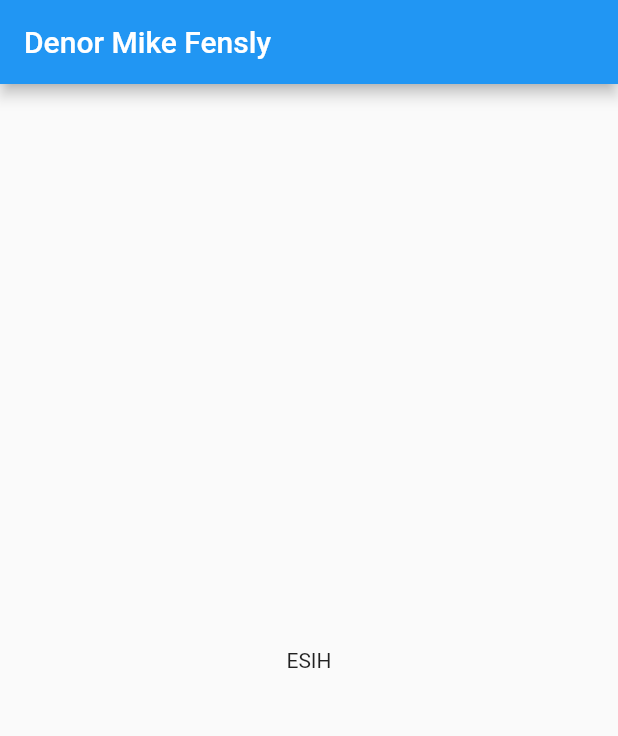
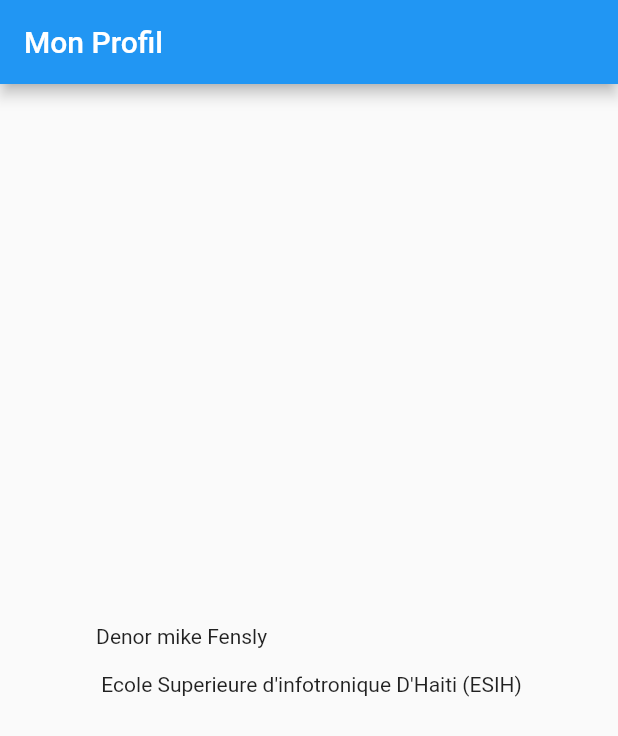
Before and after one commit to Denor194/Android-Flutter, a Flutter app: the screen it shows after launch, on a phone screen of 412 x 824 dp. Shown: the top 736 px of the screen. Run offline on Flutter 3.47's test engine with Material 2 defaults, Android fonts, the phone set to English and light mode, and no system bars.

Commit message:
Add files via upload

```diff
--- a/lib/main.dart
+++ b/lib/main.dart
@@ -11,10 +11,10 @@ class MonApp extends StatelessWidget {
       theme: ThemeData(primarySwatch: Colors.blue),
       home: Scaffold(
         appBar: AppBar(
-          title: const Text('Denor Mike Fensly'),
+          title: const Text('Mon Profil'),
         ),
         body: const Center(
-          child: Text('ESIH'),
+          child: Text('Denor mike Fensly \n\n Ecole Superieure d\'infotronique D\'Haiti (ESIH)'),
         ),
       ),
     );
```
Also changed, not shown: 1 other file.
